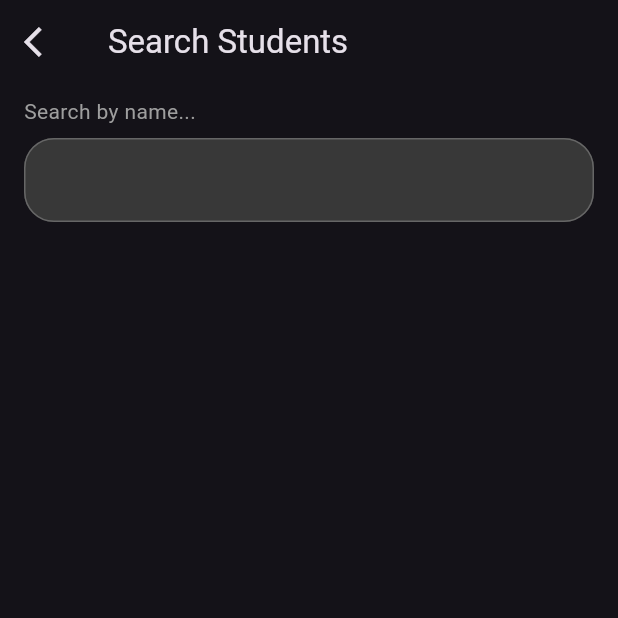
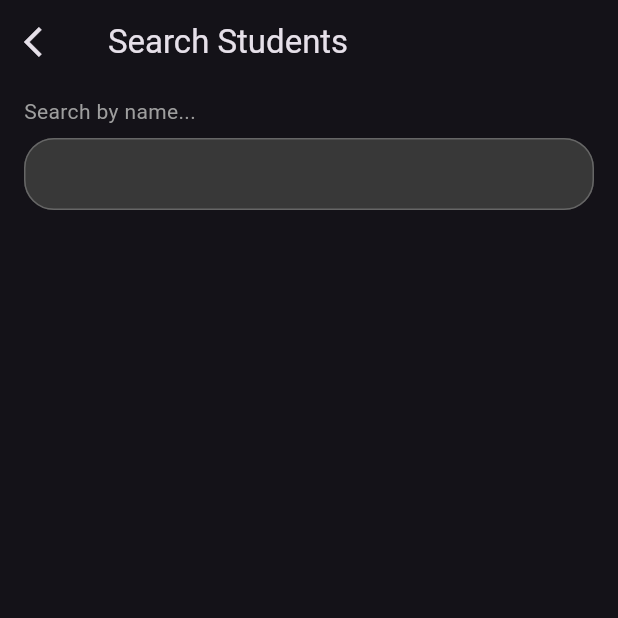
Before and after one commit to adhilfouzi/student_management_application_using_provider, a Flutter app: the screen it shows after launch, after a tap on the "search" icon, on a phone screen of 412 x 824 dp, the top half of it. Run offline on Flutter 3.47's test engine with Material 3 defaults, Android fonts, the phone set to English and light mode, and no system bars.

Commit message:
button design  added

```diff
--- a/lib/controller/widget/textform.dart
+++ b/lib/controller/widget/textform.dart
@@ -36,6 +36,8 @@ class TextFormWirte extends StatelessWidget {
               onChanged: onChanged,
               validator: validator,
               decoration: InputDecoration(
+                fillColor: const Color.fromARGB(255, 56, 56, 56),
+                filled: true,
                 enabledBorder: const OutlineInputBorder(
                     borderSide:
                         BorderSide(color: Color.fromARGB(255, 102, 102, 102)),
@@ -45,10 +47,13 @@ class TextFormWirte extends StatelessWidget {
                       color: Color.fromARGB(255, 255, 255, 255),
                     ),
                     borderRadius: BorderRadius.all(Radius.circular(20))),
-                border:
-                    OutlineInputBorder(borderRadius: BorderRadius.circular(20)),
-                fillColor: const Color.fromARGB(255, 56, 56, 56),
-                filled: true,
+                border: OutlineInputBorder(
+                  borderRadius: BorderRadius.circular(40.0),
+                  borderSide:
+                      const BorderSide(color: Colors.greenAccent, width: 2),
+                ),
+                contentPadding:
+                    const EdgeInsets.symmetric(horizontal: 5, vertical: 5),
               )),
         ),
       ],
--- a/lib/view/homescreen.dart
+++ b/lib/view/homescreen.dart
@@ -34,12 +34,18 @@ class HomeScreen extends StatelessWidget {
               ),
             );
           } else {
-            return ListView.builder(
+            return Padding(
+              padding: const EdgeInsets.all(8.0),
+              child: ListView.builder(
                 itemCount: students.length,
                 itemBuilder: (context, index) {
                   final student = students[index];
                   final id = student.id;
-                return ListTile(
+                  return Card(
+                    child: ListTile(
+                      leading: CircleAvatar(
+                        child: Text((index + 1).toString()),
+                      ),
                       title: Text(student.name),
                       subtitle: Text('S/O: ${student.father}'),
                       trailing: PopupMenuButton(
@@ -69,8 +75,10 @@ class HomeScreen extends StatelessWidget {
                           }
                         },
                       ),
+                    ),
                   );
                 },
+              ),
             );
           }
         },
```
Lines whose indentation alone changed are shown as unchanged.
